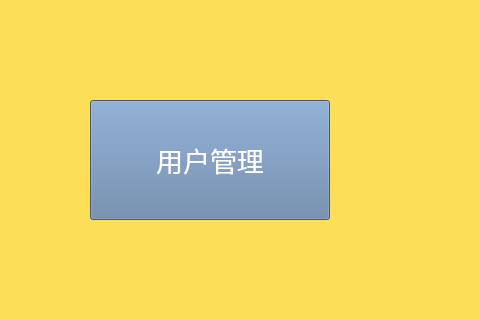
ChickenWingKiller/JXimageClassification, file UI/main_window.ui: the form before one commit; both pictures show x 0 to 480 and y 280 to 600 of the 800 by 600 pixel window.
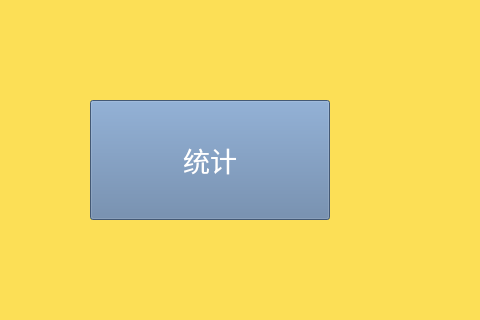
The form after the commit.

Commit message: 初始化统计界面，尝试实现TCP/IP通信。 2022/5/18 18：14

```diff
--- a/UI/main_window.ui
+++ b/UI/main_window.ui
@@ -100,7 +100,7 @@
 color: rgb(255, 255, 255);</string>
     </property>
     <property name="text">
-     <string>用户管理</string>
+     <string>统计</string>
     </property>
    </widget>
    <widget class="QPushButton" name="pushButton_4">
```
The commit also changes 9 other files.
